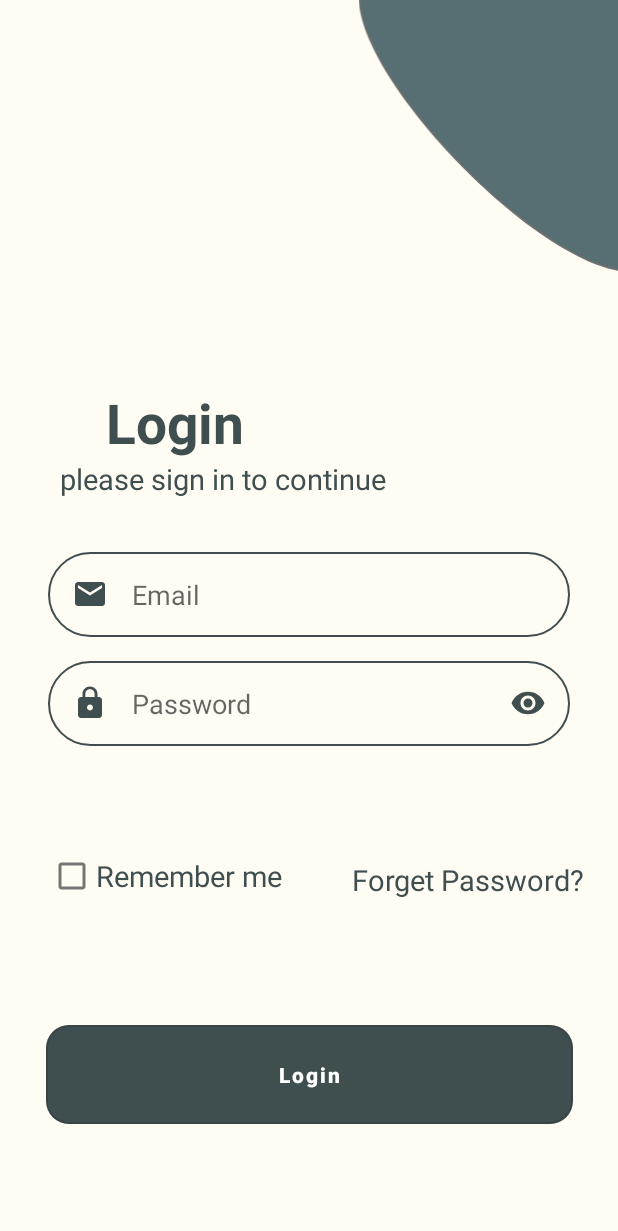
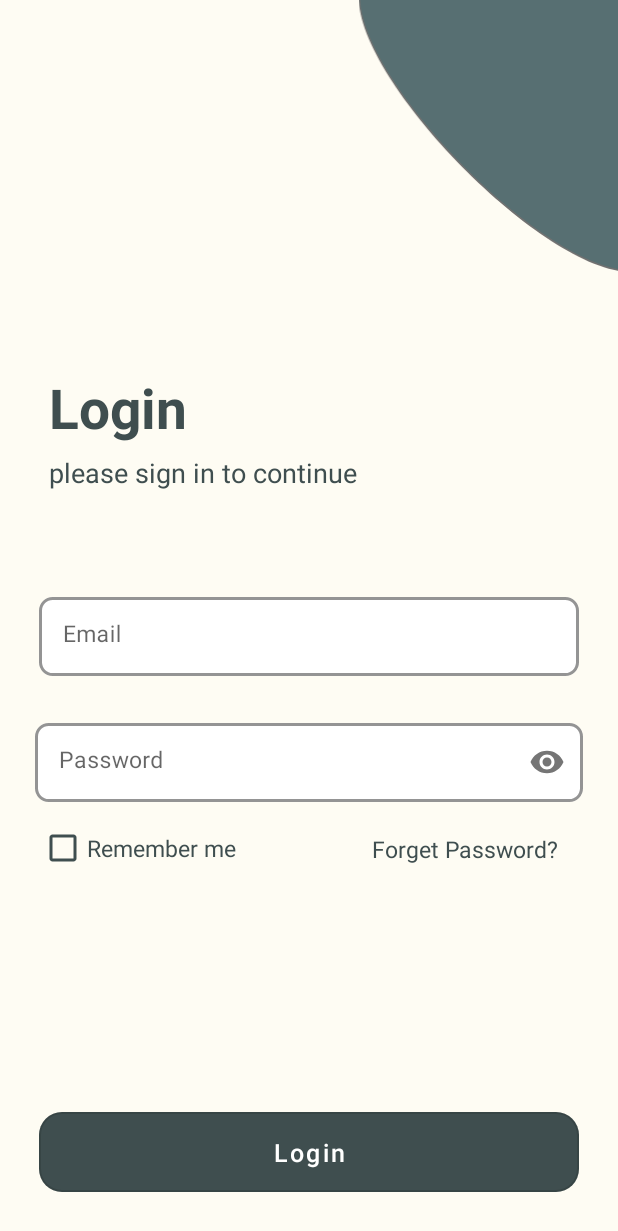
Before and after one commit to hazemamaar/SAGApp, an Android app: the LoginFragment screen opened through its navigation route, on a phone screen of 412 x 824 dp. Shown: the top 1231 px of the screen. Run offline under Robolectric (Android 15) with nearby library versions, the phone set to English and light mode, and no system bars; our stand-ins replace Dagger/Hilt's generated code, Timber, sdp/ssp sizes; 2 statements that could not run were skipped.

Commit message:
update login UI

```diff
--- a/sag/src/main/res/layout/fragment_login.xml
+++ b/sag/src/main/res/layout/fragment_login.xml
@@ -1,5 +1,6 @@
 <?xml version="1.0" encoding="utf-8"?>
-<androidx.constraintlayout.widget.ConstraintLayout xmlns:android="http://schemas.android.com/apk/res/android"
+<androidx.constraintlayout.widget.ConstraintLayout
+    xmlns:android="http://schemas.android.com/apk/res/android"
     xmlns:tools="http://schemas.android.com/tools"
     android:layout_width="match_parent"
     android:layout_height="match_parent"
@@ -25,107 +26,122 @@
         android:layout_height="wrap_content"
         android:src="@drawable/quarter_circle"
         app:layout_constraintStart_toEndOf="@id/guideline1"
-        app:layout_constraintBottom_toTopOf="@id/guideline2" />
+        app:layout_constraintBottom_toTopOf="@id/guideline2"
+        android:contentDescription="@string/quarter_circle_image_description"
+        />
 
     <TextView
-        android:id="@+id/tv_login_title"
+        android:id="@+id/login_fragment_title_tv"
         android:layout_width="wrap_content"
         android:layout_height="wrap_content"
         android:text="@string/login_title"
         style="@style/login_title"
-        app:layout_constraintBottom_toBottomOf="parent"
-        app:layout_constraintEnd_toEndOf="parent"
-        app:layout_constraintHorizontal_bias="0.22"
         app:layout_constraintStart_toStartOf="parent"
-        app:layout_constraintTop_toTopOf="parent"
-        app:layout_constraintVertical_bias="0.331" />
+        android:layout_marginTop="@dimen/_50sdp"
+        android:layout_marginStart="@dimen/_25sdp"
+        app:layout_constraintTop_toBottomOf="@id/guideline2"
+         />
 
     <TextView
-        android:id="@+id/tv_login_sub_title"
+        android:id="@+id/login_fragment_subtitle_txt"
         android:layout_width="wrap_content"
         android:layout_height="wrap_content"
         android:text="@string/login_sub_title"
         style="@style/login_sub_title"
-        app:layout_constraintBottom_toBottomOf="parent"
+        android:textSize="@dimen/_14ssp"
+        app:layout_constraintStart_toStartOf="parent"
+        android:layout_marginStart="@dimen/_25sdp"
+        android:layout_marginTop="@dimen/_5sdp"
+        app:layout_constraintTop_toBottomOf="@+id/login_fragment_title_tv"
+        />
+
+    <com.google.android.material.textfield.TextInputLayout
+        android:id="@+id/inputTextLayoutEmail"
+        android:layout_width="match_parent"
+        android:layout_height="wrap_content"
+        style="@style/setup_ed_txt"
+        app:layout_constraintStart_toStartOf="parent"
         app:layout_constraintEnd_toEndOf="parent"
-        app:layout_constraintHorizontal_bias="0.206"
+        app:layout_constraintTop_toBottomOf="@id/login_fragment_subtitle_txt"
+        android:layout_marginTop="@dimen/_50sdp"
+        android:layout_marginStart="@dimen/_20sdp"
+        android:layout_marginBottom="@dimen/_5sdp"
+        android:layout_marginEnd="@dimen/_20sdp"
+        android:hint="@string/email"
+        >
+        <com.google.android.material.textfield.TextInputEditText
+            android:id="@+id/inputTextEmail"
+            android:layout_width="match_parent"
+            android:layout_height="wrap_content"
+            android:inputType="text"
+            android:textColor="@color/dark_green"
+            android:textSize="@dimen/_12ssp"
+            android:paddingTop="@dimen/_11ssp"
+            />
+    </com.google.android.material.textfield.TextInputLayout>
+
+    <com.google.android.material.textfield.TextInputLayout
+        android:id="@+id/inputTextLayoutPassword"
+        android:layout_width="match_parent"
+        android:layout_height="wrap_content"
+        style="@style/setup_ed_txt"
         app:layout_constraintStart_toStartOf="parent"
-        app:layout_constraintTop_toBottomOf="@+id/tv_login_title"
-        app:layout_constraintVertical_bias="0.0" />
-
-    <EditText
-        android:id="@+id/inputEmail"
-        android:layout_width="0dp"
-        android:layout_height="wrap_content"
-        android:layout_marginStart="32dp"
-        android:layout_marginTop="36dp"
-        android:layout_marginEnd="32dp"
-        android:background="@drawable/round_border"
-        android:drawableStart="@drawable/ic_email"
-        android:drawablePadding="16dp"
-        android:ems="10"
-        android:hint="@string/email_hint"
-        android:inputType="textEmailAddress"
-        android:padding="16dp"
         app:layout_constraintEnd_toEndOf="parent"
-        app:layout_constraintHorizontal_bias="0.0"
-        app:layout_constraintStart_toStartOf="parent"
-        app:layout_constraintTop_toBottomOf="@+id/tv_login_sub_title" />
-
-    <EditText
-        android:id="@+id/inputPassword"
-        android:layout_width="0dp"
-        android:layout_height="wrap_content"
-        android:layout_marginStart="32dp"
-        android:layout_marginTop="16dp"
-        android:layout_marginEnd="32dp"
-        android:background="@drawable/round_border"
-        android:drawableStart="@drawable/ic_lock"
-        android:drawableEnd="@drawable/ic_red_eye"
-        android:drawablePadding="16dp"
-        android:ems="10"
-        android:hint="@string/password_hint"
-        android:inputType="textPassword"
-        android:padding="16dp"
-        app:layout_constraintEnd_toEndOf="parent"
-        app:layout_constraintStart_toStartOf="parent"
-        app:layout_constraintTop_toBottomOf="@+id/inputEmail" />
+        app:layout_constraintTop_toBottomOf="@id/inputTextLayoutEmail"
+        android:layout_marginTop="@dimen/_20sdp"
+        android:layout_marginStart="@dimen/_18sdp"
+        android:layout_marginBottom="@dimen/_5sdp"
+        android:layout_marginEnd="@dimen/_18sdp"
+        android:hint="@string/password"
+        app:passwordToggleEnabled="true"
+        >
+        <com.google.android.material.textfield.TextInputEditText
+            android:id="@+id/inputTextPassword"
+            android:layout_width="match_parent"
+            android:layout_height="wrap_content"
+            android:inputType="textPassword"
+            android:textColor="@color/dark_green"
+            android:textSize="@dimen/_12ssp"
+            android:paddingTop="@dimen/_11sdp"
+            />
+    </com.google.android.material.textfield.TextInputLayout>
 
     <CheckBox
         android:id="@+id/rememberMeCheckbox"
         style="@style/forget_password_tv"
         android:layout_width="wrap_content"
         android:layout_height="wrap_content"
-        android:layout_marginStart="32dp"
-        android:text="Remember me"
-        app:layout_constraintBottom_toBottomOf="parent"
+        android:layout_marginStart="@dimen/_20sdp"
+        android:text="@string/remember_me"
+        android:buttonTint="@color/dark_green"
+        android:textSize="@dimen/_12ssp"
+        android:layout_marginTop="@dimen/_5sdp"
         app:layout_constraintStart_toStartOf="parent"
-        app:layout_constraintTop_toBottomOf="@+id/inputPassword"
-        app:layout_constraintVertical_bias="0.224"
-        tools:ignore="MissingConstraints" />
+        app:layout_constraintTop_toBottomOf="@+id/inputTextLayoutPassword" />
 
     <TextView
         android:id="@+id/textView4"
         style="@style/forget_password_tv"
-        android:layout_width="160dp"
-        android:layout_height="37dp"
+        android:layout_width="wrap_content"
+        android:layout_height="wrap_content"
         android:text="@string/forget_password_tv"
-        app:layout_constraintBottom_toBottomOf="parent"
+       android:layout_marginTop="@dimen/_16sdp"
+        android:textSize="@dimen/_12ssp"
         app:layout_constraintEnd_toEndOf="parent"
-        app:layout_constraintHorizontal_bias="0.733"
-        app:layout_constraintStart_toEndOf="@+id/rememberMeCheckbox"
-        app:layout_constraintTop_toBottomOf="@+id/inputPassword"
-        app:layout_constraintVertical_bias="0.262" />
-
-    <com.google.android.material.button.MaterialButton
-        android:id="@+id/onboard_fragment_confirm_btn"
-        style="@style/login_button_style"
-        android:layout_width="351dp"
-        android:layout_height="78dp"
-        android:text="Login"
-        app:layout_constraintBottom_toBottomOf="parent"
-        app:layout_constraintEnd_toEndOf="parent"
-        app:layout_constraintStart_toStartOf="parent"
-        app:layout_constraintTop_toBottomOf="@+id/rememberMeCheckbox" />
+        android:layout_marginEnd="@dimen/_30sdp"
+        app:layout_constraintTop_toBottomOf="@+id/inputTextLayoutPassword" />
+   <com.google.android.material.button.MaterialButton
+       android:layout_width="match_parent"
+       android:layout_height="wrap_content"
+       app:layout_constraintStart_toStartOf="parent"
+       app:layout_constraintEnd_toEndOf="parent"
+       app:layout_constraintBottom_toBottomOf="parent"
+       style="@style/button_style"
+       android:layout_marginStart="@dimen/_20sdp"
+       android:layout_marginEnd="@dimen/_20sdp"
+       android:text="@string/login_title"
+       android:textSize="@dimen/_13ssp"
+       android:layout_marginBottom="@dimen/_18sdp"
+       />
 
 </androidx.constraintlayout.widget.ConstraintLayout>
--- a/sag/src/main/res/values/strings.xml
+++ b/sag/src/main/res/values/strings.xml
@@ -25,7 +25,10 @@
     <string name="get_start">Get Start</string>
     <string name="login_title">Login</string>
     <string name="login_sub_title">please sign in to continue</string>
-    <string name="email_hint">Email</string>
-    <string name="password_hint">Password</string>
+
+    <string name="email">Email</string>
+    <string name="password">Password</string>
     <string name="forget_password_tv">Forget Password?</string>
+    <string name="remember_me">Remember me</string>
+    <string name="quarter_circle_image_description">Quarter Circle Image</string>
 </resources>
--- a/sag/src/main/res/values/themes.xml
+++ b/sag/src/main/res/values/themes.xml
@@ -2,8 +2,8 @@
     <!-- Base application theme. -->
     <style name="Theme.SAGApp" parent="Theme.MaterialComponents.DayNight.DarkActionBar">
         <!-- Primary brand color. -->
-        <item name="colorPrimary">@color/purple_500</item>
-        <item name="colorPrimaryVariant">@color/purple_700</item>
+        <item name="colorPrimary">@color/dark_green</item>
+        <item name="colorPrimaryVariant">@color/off_white</item>
         <item name="colorOnPrimary">@color/white</item>
         <!-- Secondary brand color. -->
         <item name="colorSecondary">@color/teal_200</item>
@@ -56,14 +56,6 @@
         <item name="android:padding">@dimen/_12sdp</item>
     </style>
 
-    <style name="login_button_style" parent="@style/Widget.MaterialComponents.Button.OutlinedButton">
-        <item name="cornerRadius">@dimen/_12sdp</item>
-        <item name="backgroundTint">@color/dark_green</item>
-        <item name="textAllCaps">false</item>
-        <item name="android:textColor">@color/white</item>
-        <item name="android:padding">@dimen/_12sdp</item>
-        <item name="android:textStyle">bold</item>
-    </style>
 
     <style name="login_title">
         <item name="android:textColor">@color/dark_green</item>
@@ -80,4 +72,24 @@
         <item name="android:textColor">@color/dark_green</item>
         <item name="android:textSize">@dimen/_15sdp</item>
     </style>
+    <style name="setup_ed_txt"
+        parent="@style/Widget.MaterialComponents.TextInputLayout.OutlinedBox"
+        >
+        <item name="boxCornerRadiusBottomEnd">@dimen/_7sdp</item>
+        <item name="boxCornerRadiusBottomStart">@dimen/_7sdp</item>
+        <item name="boxCornerRadiusTopEnd">@dimen/_7sdp</item>
+        <item name="boxCornerRadiusTopStart">@dimen/_7sdp</item>
+        <item name="boxStrokeColor">@color/dark_green</item>
+        <item name="boxStrokeWidth">2dp</item>
+        <item name="maxLines">1</item>
+        <item name="boxBackgroundColor">@color/white</item>
+        <item name="helperTextTextColor">@color/dark_green</item>
+        <item name="android:textSize">@dimen/_10ssp</item>
+    </style>
+    <style name="PrimaryColoredButton" parent="Widget.AppCompat.Button">
+        <item name="android:background">@color/dark_green</item>
+        <item name="android:textColor">@color/white</item>
+        <item name="android:textSize">@dimen/_15ssp</item>
+
+    </style>
 </resources>
```
Also changed, not shown: sag/src/main/AndroidManifest.xml (+14 -11 lines).
